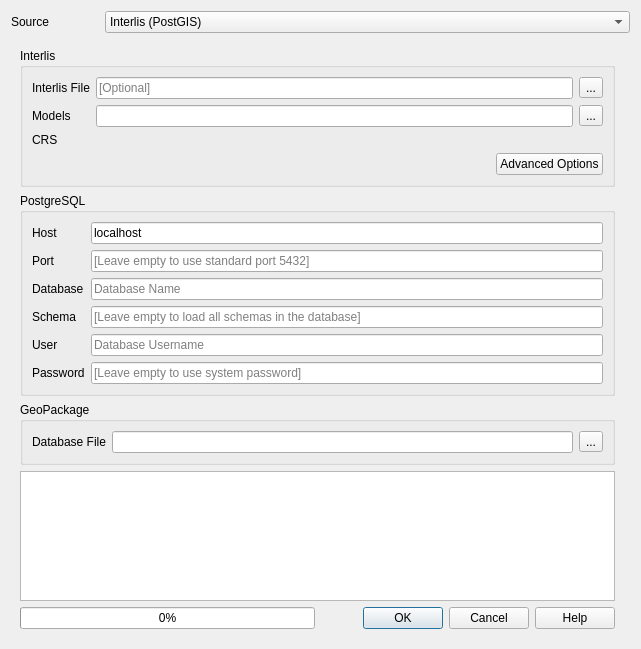
This is projectgenerator/ui/generate_project.ui in opengisch/QgisModelBaker as Qt 5 draws it before an edit. The edited form follows.
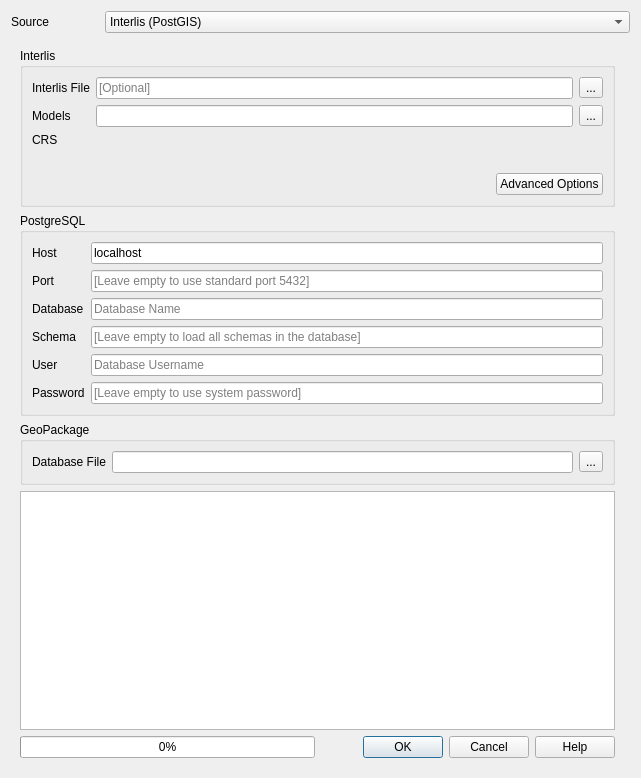
This is the edited form. Custom widgets are drawn as their Qt base class.

Commit message:
Display current external attributes file
In the lable updating when changing the attributes (toml) file. The attributes (toml) file is reloaded depending on the model.
It's stored as configuration for every model. If the model has no toml-file the lable is empty as well.
On valid ili-files it takes the last model for modelvalue (the one that would been taken as the model if no one has been entered).

```diff
--- a/projectgenerator/ui/generate_project.ui
+++ b/projectgenerator/ui/generate_project.ui
@@ -7,7 +7,7 @@
     <x>0</x>
     <y>0</y>
     <width>641</width>
-    <height>649</height>
+    <height>778</height>
    </rect>
   </property>
   <property name="windowTitle">
@@ -70,7 +70,7 @@
           <string>Interlis</string>
          </property>
          <layout class="QGridLayout" name="gridLayout_5">
-          <item row="4" column="2" colspan="2">
+          <item row="5" column="2" colspan="2">
            <widget class="QPushButton" name="ili2db_options_button">
             <property name="text">
              <string>Advanced Options</string>
@@ -94,7 +94,7 @@
             </property>
            </widget>
           </item>
-          <item row="4" column="1">
+          <item row="5" column="1">
            <spacer name="horizontalSpacer">
             <property name="orientation">
              <enum>Qt::Horizontal</enum>
@@ -151,6 +151,19 @@
             </property>
            </widget>
           </item>
+          <item row="4" column="0" colspan="4">
+           <widget class="QLabel" name="toml_file_info_label">
+            <property name="maximumSize">
+             <size>
+              <width>580</width>
+              <height>16777215</height>
+             </size>
+            </property>
+            <property name="text">
+             <string/>
+            </property>
+           </widget>
+          </item>
          </layout>
         </widget>
        </item>
```
Left out of the diff: 31 changed lines with no effect on the pictures. The commit also changes 2 other files.
